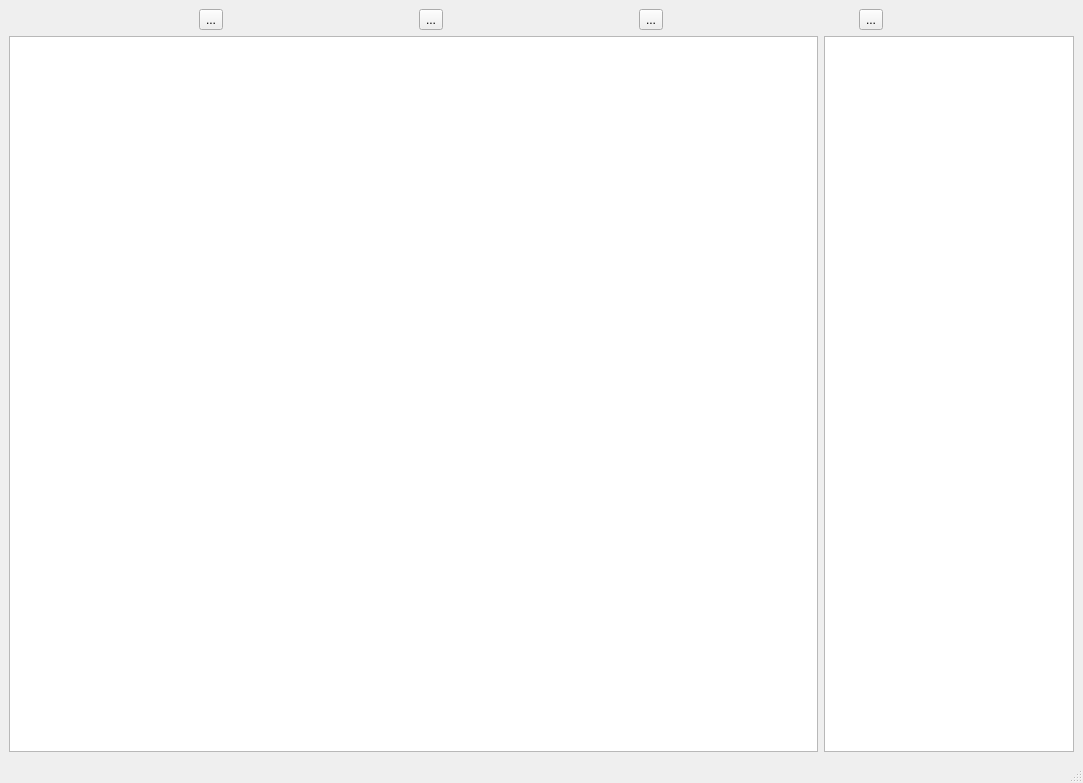
Above: mainwindow.ui from shiyu-coder/Student-information-management-system before the change. Below: the same form after it.
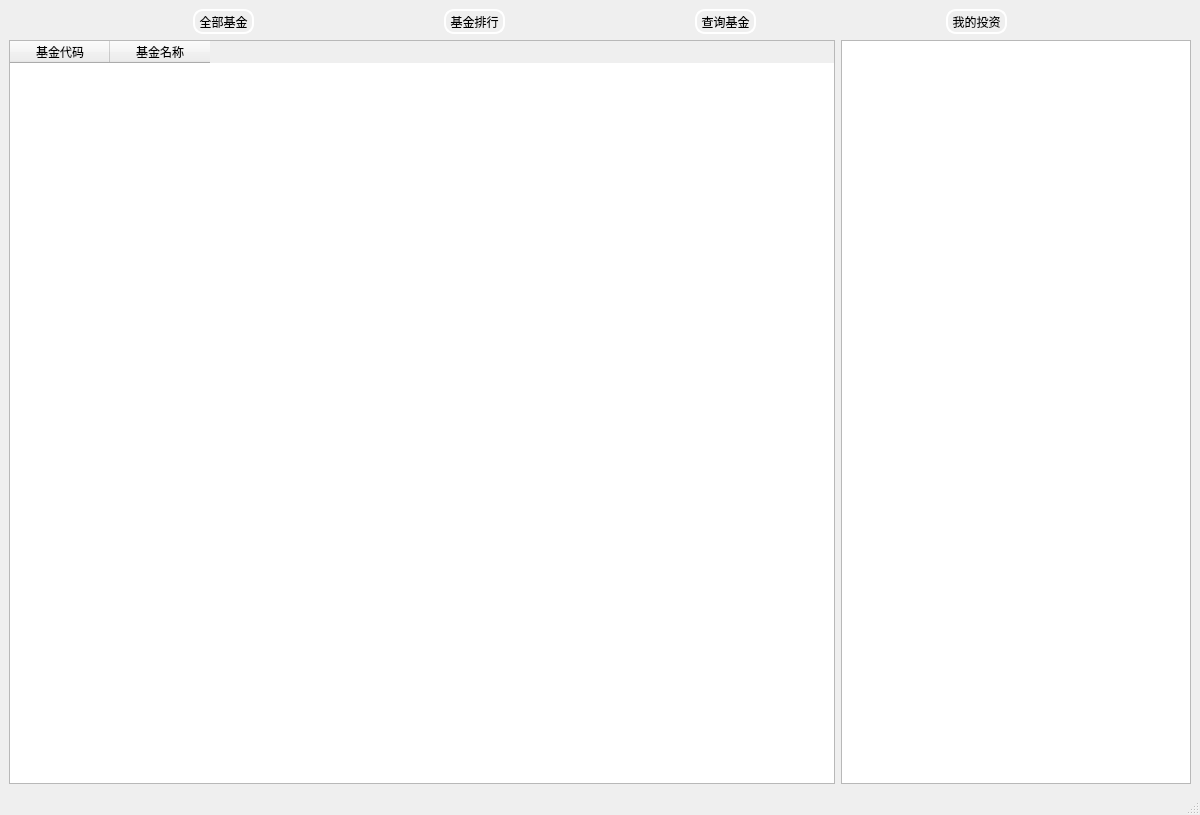
That is the form after the change.

Commit message: 新增fund类；ui优化

The edit to the form file:
```diff
--- a/mainwindow.ui
+++ b/mainwindow.ui
@@ -6,10 +6,22 @@
    <rect>
     <x>0</x>
     <y>0</y>
-    <width>1083</width>
-    <height>783</height>
+    <width>1200</width>
+    <height>815</height>
    </rect>
   </property>
+  <property name="minimumSize">
+   <size>
+    <width>1200</width>
+    <height>0</height>
+   </size>
+  </property>
+  <property name="maximumSize">
+   <size>
+    <width>1200</width>
+    <height>16777215</height>
+   </size>
+  </property>
   <property name="windowTitle">
    <string>MainWindow</string>
   </property>
@@ -18,30 +30,43 @@
     <item row="0" column="0">
      <layout class="QHBoxLayout" name="horizontalLayout_2">
       <item>
-       <widget class="QToolButton" name="toolButton_3">
+       <widget class="QToolButton" name="AllFundButton">
+        <property name="styleSheet">
+         <string notr="true">QToolButton#AllFundButton{background-color: rgba(255, 255, 255, 0);border:2px solid white;border-radius:10px;} QToolButton#AllFundButton:hover{ background-color: rgba(255, 255, 255, 150);border:2px solid white;border-radius:10px;} QToolButton#AllFundButton:pressed{background-color: rgba(255, 255, 255, 150);border:2px solid white;border-radius:10px;} 
+</string>
+        </property>
         <property name="text">
-         <string>...</string>
+         <string>全部基金</string>
         </property>
        </widget>
       </item>
       <item>
-       <widget class="QToolButton" name="toolButton_4">
+       <widget class="QToolButton" name="RankButton">
+        <property name="styleSheet">
+         <string notr="true">QToolButton#RankButton{background-color: rgba(255, 255, 255, 0);border:2px solid white;border-radius:10px;} QToolButton#RankButton:hover{ background-color: rgba(255, 255, 255, 150);border:2px solid white;border-radius:10px;} QToolButton#RankButton:pressed{background-color: rgba(255, 255, 255, 150);border:2px solid white;border-radius:10px;} </string>
+        </property>
         <property name="text">
-         <string>...</string>
+         <string>基金排行</string>
         </property>
        </widget>
       </item>
       <item>
-       <widget class="QToolButton" name="toolButton_2">
+       <widget class="QToolButton" name="QueryButton">
+        <property name="styleSheet">
+         <string notr="true">QToolButton#QueryButton{background-color: rgba(255, 255, 255, 0);border:2px solid white;border-radius:10px;} QToolButton#QueryButton:hover{ background-color: rgba(255, 255, 255, 150);border:2px solid white;border-radius:10px;} QToolButton#QueryButton:pressed{background-color: rgba(255, 255, 255, 150);border:2px solid white;border-radius:10px;} </string>
+        </property>
         <property name="text">
-         <string>...</string>
+         <string>查询基金</string>
         </property>
        </widget>
       </item>
       <item>
-       <widget class="QToolButton" name="toolButton">
+       <widget class="QToolButton" name="MyFundButton">
+        <property name="styleSheet">
+         <string notr="true">QToolButton#MyFundButton{background-color: rgba(255, 255, 255, 0);border:2px solid white;border-radius:10px;} QToolButton#MyFundButton:hover{ background-color: rgba(255, 255, 255, 150);border:2px solid white;border-radius:10px;} QToolButton#MyFundButton:pressed{background-color: rgba(255, 255, 255, 150);border:2px solid white;border-radius:10px;} </string>
+        </property>
         <property name="text">
-         <string>...</string>
+         <string>我的投资</string>
         </property>
        </widget>
       </item>
@@ -49,14 +74,31 @@
     </item>
     <item row="1" column="0">
      <layout class="QHBoxLayout" name="horizontalLayout">
-      <item>
-       <widget class="QTextBrowser" name="textBrowser"/>
-      </item>
       <item>
        <widget class="QTableWidget" name="tableWidget">
         <property name="maximumSize">
          <size>
-          <width>250</width>
+          <width>1250</width>
+          <height>16777215</height>
+         </size>
+        </property>
+        <column>
+         <property name="text">
+          <string>基金代码</string>
+         </property>
+        </column>
+        <column>
+         <property name="text">
+          <string>基金名称</string>
+         </property>
+        </column>
+       </widget>
+      </item>
+      <item>
+       <widget class="QTextBrowser" name="textBrowser">
+        <property name="maximumSize">
+         <size>
+          <width>350</width>
           <height>16777215</height>
          </size>
         </property>
```
Left out of the diff: 4 changed lines with no effect on the pictures. The commit also changes 4 other files.
